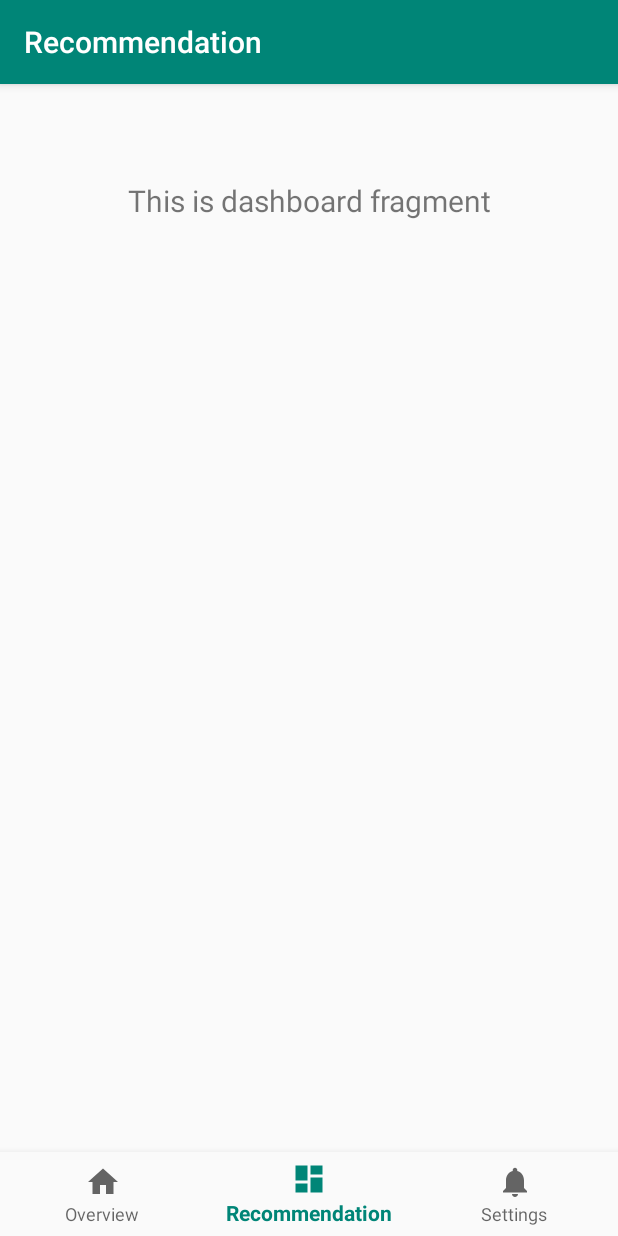
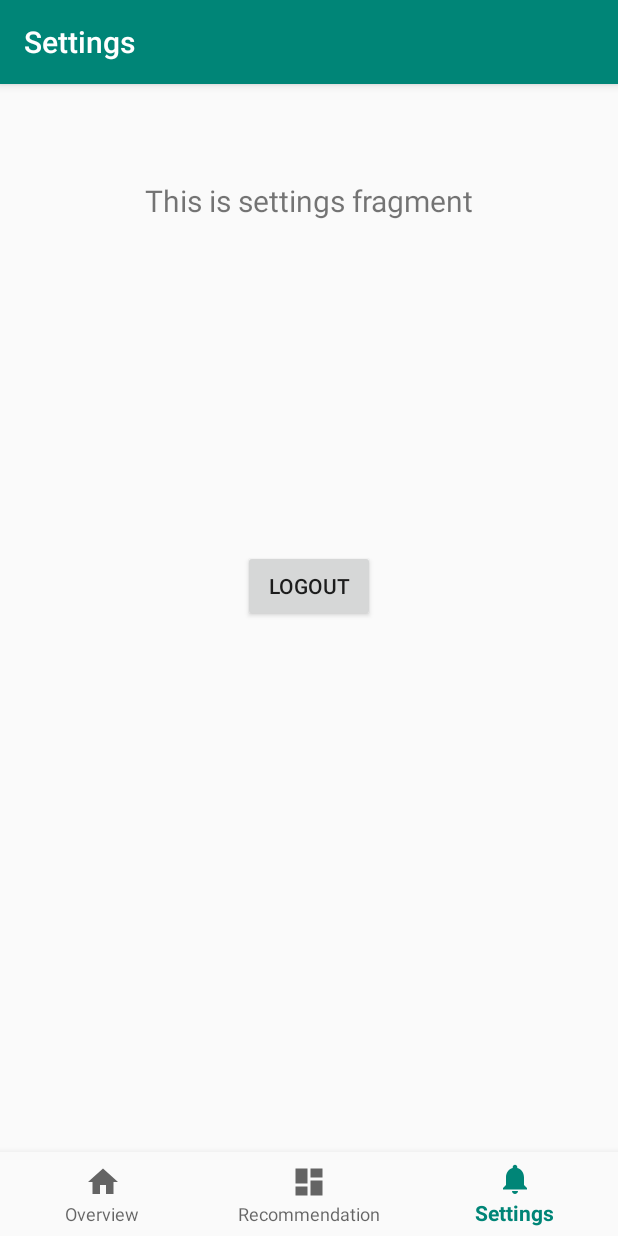
Before and after one commit to PROJECT-FOCUS/Front-end-android, an Android app: the SettingsFragment screen opened through its navigation route, on a phone screen of 412 x 824 dp. Run offline under Robolectric (Android 15) with nearby library versions, the light colour scheme and no system bars; our stand-ins replace navigation-ui.

Commit message:
Account -local test -login -logout MainActivity -rebase -fix bug

```diff
--- a/app/src/main/java/com/team/focus/LauncherActivity.java
+++ b/app/src/main/java/com/team/focus/LauncherActivity.java
@@ -24,7 +24,7 @@ public class LauncherActivity extends AppCompatActivity {
                 new Intent(this, LoginActivity.class);
         if (didUserLogin) {
             String username = sharedPreferences.getString("username", "");
-            String welcome = "Welcome back " + username;
+            String welcome = getString(R.string.welcome_back) + username;
             Toast.makeText(getApplicationContext(), welcome, Toast.LENGTH_LONG).show();
         }
 
--- a/app/src/main/java/com/team/focus/MainActivity.java
+++ b/app/src/main/java/com/team/focus/MainActivity.java
@@ -6,6 +6,7 @@ import android.content.Intent;
 import android.os.Bundle;
 import android.view.View;
 import android.widget.Button;
+import android.widget.Toast;
 
 import com.google.android.material.bottomnavigation.BottomNavigationView;
 import com.team.focus.data.SharedPreferenceAccessUtils;
--- a/app/src/main/java/com/team/focus/ui/overview/OverviewFragment.java
+++ b/app/src/main/java/com/team/focus/ui/overview/OverviewFragment.java
@@ -22,8 +22,8 @@ public class OverviewFragment extends Fragment {
                              ViewGroup container, Bundle savedInstanceState) {
         overviewViewModel =
                 ViewModelProviders.of(this).get(OverviewViewModel.class);
-        View root = inflater.inflate(R.layout.fragment_settings, container, false);
-        final TextView textView = root.findViewById(R.id.text_home);
+        View root = inflater.inflate(R.layout.fragment_overview, container, false);
+        final TextView textView = root.findViewById(R.id.text_overview);
         overviewViewModel.getText().observe(this, new Observer<String>() {
             @Override
             public void onChanged(@Nullable String s) {
--- a/app/src/main/java/com/team/focus/ui/overview/OverviewViewModel.java
+++ b/app/src/main/java/com/team/focus/ui/overview/OverviewViewModel.java
@@ -10,7 +10,7 @@ public class OverviewViewModel extends ViewModel {
 
     public OverviewViewModel() {
         mText = new MutableLiveData<>();
-        mText.setValue("This is home fragment");
+        mText.setValue("This is overview fragment");
     }
 
     public LiveData<String> getText() {
--- a/app/src/main/java/com/team/focus/ui/recommendation/RecommendationFragment.java
+++ b/app/src/main/java/com/team/focus/ui/recommendation/RecommendationFragment.java
@@ -23,7 +23,7 @@ public class RecommendationFragment extends Fragment {
         recommendationViewModel =
                 ViewModelProviders.of(this).get(RecommendationViewModel.class);
         View root = inflater.inflate(R.layout.fragment_recommendation, container, false);
-        final TextView textView = root.findViewById(R.id.text_notifications);
+        final TextView textView = root.findViewById(R.id.text_recommendation);
         recommendationViewModel.getText().observe(this, new Observer<String>() {
             @Override
             public void onChanged(@Nullable String s) {
--- a/app/src/main/java/com/team/focus/ui/recommendation/RecommendationViewModel.java
+++ b/app/src/main/java/com/team/focus/ui/recommendation/RecommendationViewModel.java
@@ -10,7 +10,7 @@ public class RecommendationViewModel extends ViewModel {
 
     public RecommendationViewModel() {
         mText = new MutableLiveData<>();
-        mText.setValue("This is notifications fragment");
+        mText.setValue("This is recommendation fragment");
     }
 
     public LiveData<String> getText() {
--- a/app/src/main/java/com/team/focus/ui/settings/SettingsFragment.java
+++ b/app/src/main/java/com/team/focus/ui/settings/SettingsFragment.java
@@ -23,8 +23,8 @@ public class SettingsFragment extends Fragment {
                              ViewGroup container, Bundle savedInstanceState) {
         settingsViewModel =
                 ViewModelProviders.of(this).get(SettingsViewModel.class);
-        View root = inflater.inflate(R.layout.fragment_overview, container, false);
-        final TextView textView = root.findViewById(R.id.text_dashboard);
+        View root = inflater.inflate(R.layout.fragment_settings, container, false);
+        final TextView textView = root.findViewById(R.id.text_settings);
         settingsViewModel.getText().observe(this, new Observer<String>() {
             @Override
             public void onChanged(@Nullable String s) {
--- a/app/src/main/java/com/team/focus/ui/settings/SettingsViewModel.java
+++ b/app/src/main/java/com/team/focus/ui/settings/SettingsViewModel.java
@@ -10,7 +10,7 @@ public class SettingsViewModel extends ViewModel {
 
     public SettingsViewModel() {
         mText = new MutableLiveData<>();
-        mText.setValue("This is dashboard fragment");
+        mText.setValue("This is settings fragment");
     }
 
     public LiveData<String> getText() {
--- a/app/src/main/res/layout/fragment_overview.xml
+++ b/app/src/main/res/layout/fragment_overview.xml
@@ -5,7 +5,7 @@
     android:layout_height="match_parent">
 
     <TextView
-        android:id="@+id/text_dashboard"
+        android:id="@+id/text_overview"
         android:layout_width="match_parent"
         android:layout_height="wrap_content"
         android:layout_marginStart="8dp"
--- a/app/src/main/res/layout/fragment_recommendation.xml
+++ b/app/src/main/res/layout/fragment_recommendation.xml
@@ -5,7 +5,7 @@
     android:layout_height="match_parent">
 
     <TextView
-        android:id="@+id/text_notifications"
+        android:id="@+id/text_recommendation"
         android:layout_width="match_parent"
         android:layout_height="wrap_content"
         android:layout_marginStart="8dp"
--- a/app/src/main/res/layout/fragment_settings.xml
+++ b/app/src/main/res/layout/fragment_settings.xml
@@ -6,7 +6,7 @@
     android:layout_height="match_parent">
 
     <TextView
-        android:id="@+id/text_home"
+        android:id="@+id/text_settings"
         android:layout_width="match_parent"
         android:layout_height="wrap_content"
         android:layout_marginStart="8dp"
@@ -28,6 +28,6 @@
         android:layout_marginRight="162dp"
         android:text="logout"
         app:layout_constraintEnd_toEndOf="parent"
-        app:layout_constraintTop_toBottomOf="@+id/text_home" />
+        app:layout_constraintTop_toBottomOf="@+id/text_settings" />
 
 </androidx.constraintlayout.widget.ConstraintLayout>
--- a/app/src/main/res/navigation/mobile_navigation.xml
+++ b/app/src/main/res/navigation/mobile_navigation.xml
@@ -9,17 +9,17 @@
         android:id="@+id/navigation_overview"
         android:name="com.team.focus.ui.overview.OverviewFragment"
         android:label="@string/title_overview"
-        tools:layout="@layout/fragment_settings" />
+        tools:layout="@layout/fragment_overview" />
 
     <fragment
         android:id="@+id/navigation_recommendation"
-        android:name="com.team.focus.ui.settings.SettingsFragment"
+        android:name="com.team.focus.ui.recommendation.RecommendationFragment"
         android:label="@string/title_recommendation"
-        tools:layout="@layout/fragment_overview" />
+        tools:layout="@layout/fragment_recommendation" />
 
     <fragment
         android:id="@+id/navigation_Settings"
-        android:name="com.team.focus.ui.recommendation.RecommendationFragment"
+        android:name="com.team.focus.ui.settings.SettingsFragment"
         android:label="@string/title_settings"
-        tools:layout="@layout/fragment_recommendation" />
+        tools:layout="@layout/fragment_settings" />
 </navigation>
--- a/app/src/main/res/values/strings.xml
+++ b/app/src/main/res/values/strings.xml
@@ -5,11 +5,12 @@
     <string name="title_recommendation">Recommendation</string>
     <string name="title_settings">Settings</string>
     <string name="title_activity_login">Sign in</string>
-    <string name="prompt_email">Email</string>
+    <string name="prompt_email">Email or username</string>
     <string name="prompt_password">Password</string>
     <string name="action_sign_in">Sign in or register</string>
     <string name="action_sign_in_short">Sign in</string>
-    <string name="welcome">"Welcome !"</string>
+    <string name="welcome">"Welcome! "</string>
+    <string name="welcome_back">"Welcome back "</string>
     <string name="invalid_username">Not a valid username</string>
     <string name="invalid_password">Password must be >5 characters</string>
     <string name="login_failed">"Login failed"</string>
```
Also changed, not shown: app/src/main/java/com/team/focus/data/SharedPreferenceAccessUtils.java (+13 -0 lines).
